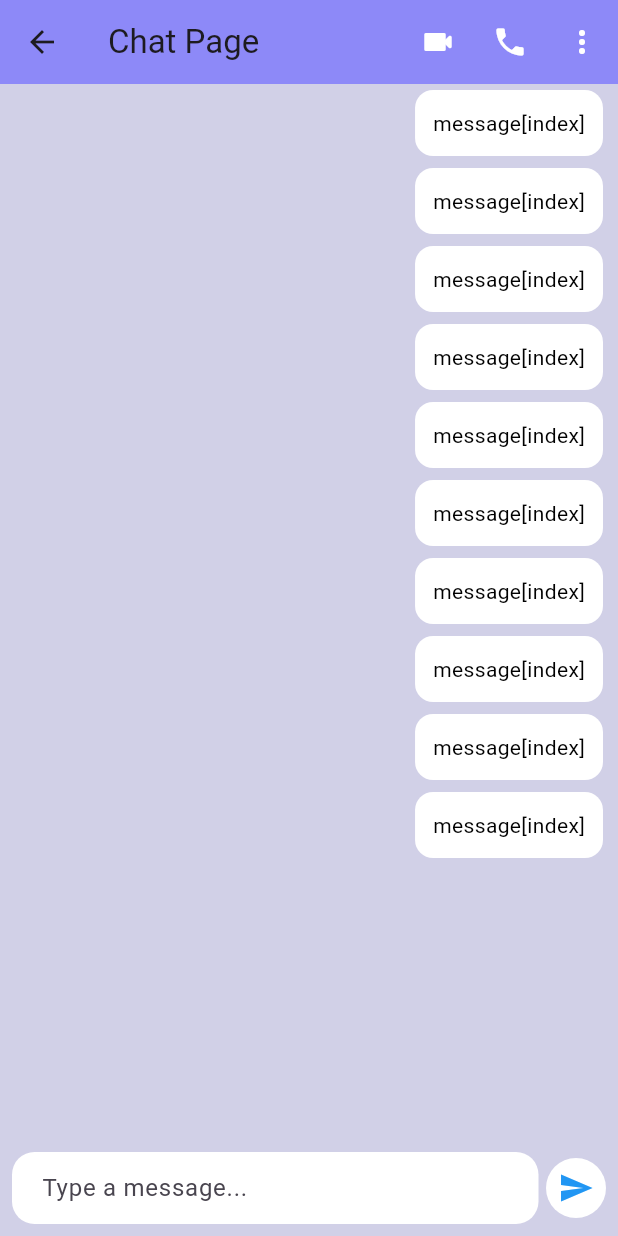
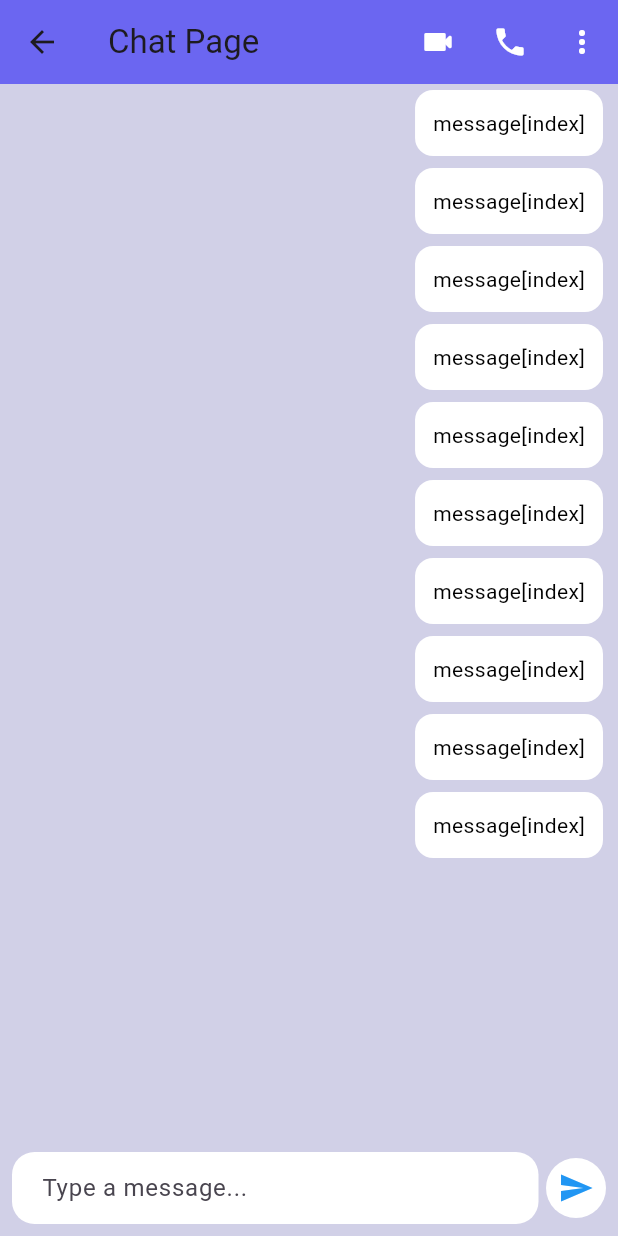
Before and after one commit to sohasara/Chatting-App, a Flutter app: the screen it shows after launch, after a tap on "John Doe", on a phone screen of 412 x 824 dp. Run offline on Flutter 3.47's test engine with Material 3 defaults, Android fonts, the phone set to English and light mode, and no system bars; our stand-ins replace flutter_riverpod.

Commit message:
Update HomePage UI: Change tab indicator color for better consistency

```diff
--- a/lib/features/chat/presentation/chat_page/chatpage.dart
+++ b/lib/features/chat/presentation/chat_page/chatpage.dart
@@ -9,7 +9,7 @@ class Chatpage extends StatelessWidget {
       backgroundColor: const Color.fromARGB(255, 209, 208, 231),
       appBar: AppBar(
         title: Text("Chat Page"),
-        backgroundColor: const Color.fromARGB(255, 141, 137, 248),
+        backgroundColor: const Color.fromARGB(255, 107, 102, 241),
         actions: [
           IconButton(
             icon: Icon(Icons.videocam_rounded, color: Colors.white),
--- a/lib/features/chat/presentation/home/homePage.dart
+++ b/lib/features/chat/presentation/home/homePage.dart
@@ -40,7 +40,7 @@ class HomePage extends StatelessWidget {
                   dividerColor: Colors.transparent,
                   indicator: BoxDecoration(
                     // color: const Color.fromARGB(255, 75, 71, 153),
-                    color: const Color.fromARGB(255, 141, 137, 248),
+                    color: const Color.fromARGB(255, 107, 102, 241),
                     borderRadius: BorderRadius.circular(25),
                   ),
 
```
